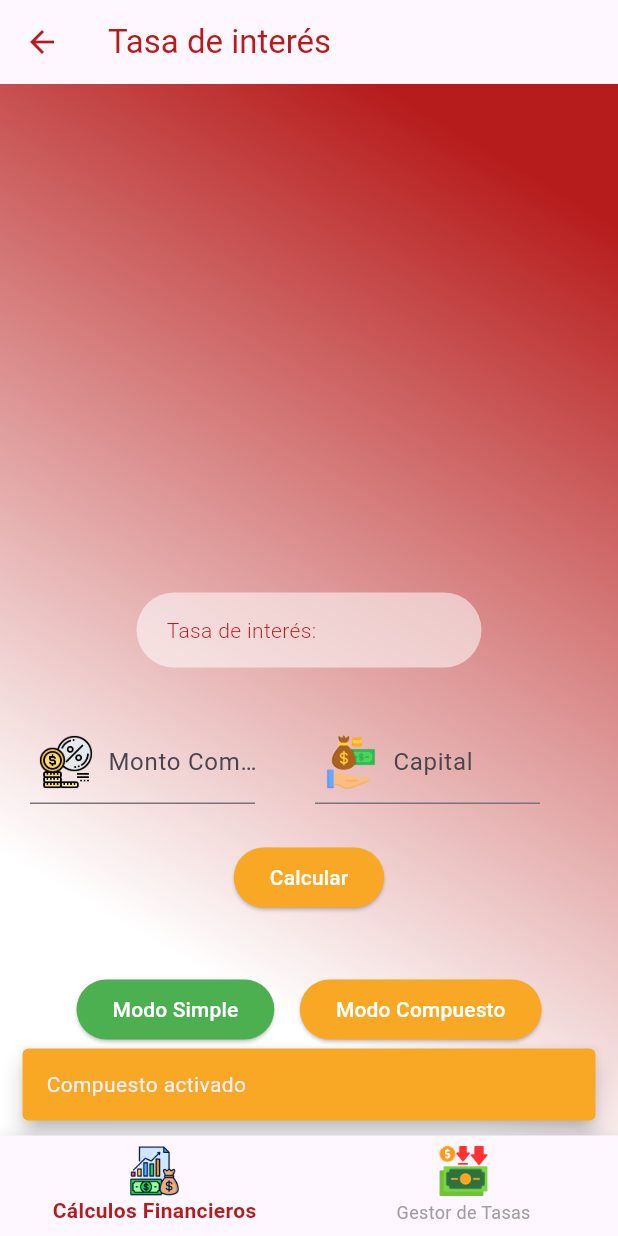
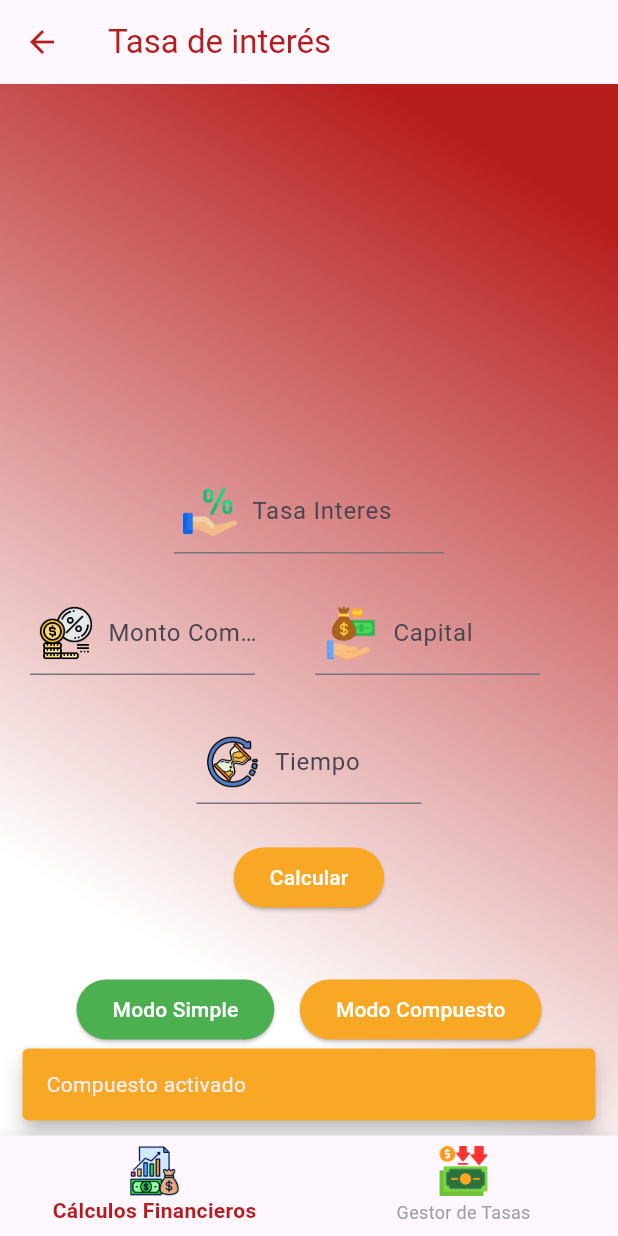
Before and after one commit to shadow-shield/Econmica-Front, a Flutter app: the Tasa screen opened by its route, after a tap on "Modo Compuesto", on a phone screen of 412 x 824 dp. Run offline on Flutter 3.47's test engine with Material 3 defaults, Android fonts, the phone set to English and light mode, and no system bars; our stand-ins replace animate_do, animated_text_kit, get.

Commit message:
tasa compuesto

```diff
--- a/lib/page/pageecuaciones/tasa.riverpod.dart
+++ b/lib/page/pageecuaciones/tasa.riverpod.dart
@@ -35,9 +35,12 @@ class _TasaState extends State<Tasa> {
 
   //interes Simple
   final TextEditingController tasaController = TextEditingController();
-  final TextEditingController tiempoController = TextEditingController();
+
   //capital para simple y compuesto
   final TextEditingController capitalController = TextEditingController();
+  final TextEditingController tiempoController = TextEditingController();
+  final TextEditingController capitalControllerC = TextEditingController();
+  final TextEditingController tiempoControllerC = TextEditingController();
   //interes compuesto
   final TextEditingController montoCompuestoController =
       TextEditingController();
@@ -59,23 +62,6 @@ class _TasaState extends State<Tasa> {
             child: Column(
               mainAxisAlignment: MainAxisAlignment.end,
               children: [
-                Container(
-                  padding: EdgeInsets.symmetric(horizontal: 20, vertical: 15),
-                  child: Text(
-                    'Tasa de interés:',
-                    style: TextStyle(
-                        fontWeight: FontWeight.w300,
-                        color: Colors.red[900]!,
-                        fontStyle: FontStyle.normal,
-                        fontFamily: 'Roboto'),
-                  ),
-                  margin: EdgeInsets.only(bottom: 30),
-                  height: 50,
-                  width: 230,
-                  decoration: BoxDecoration(
-                      color: Colors.white54,
-                      borderRadius: BorderRadius.circular(40)),
-                ),
                 if (!isCompuesto) ...[
                   Row(
                     children: [
@@ -86,7 +72,7 @@ class _TasaState extends State<Tasa> {
                           width: 150,
                           child: TextField(
                             decoration: InputDecoration(
-                              labelText: 'Interés Simple',
+                              labelText: 'Tasa interes',
                               prefixIcon: Padding(
                                 padding: EdgeInsets.all(6),
                                 child: Image.asset('assets/interes simple.png',
@@ -141,7 +127,6 @@ class _TasaState extends State<Tasa> {
                       foregroundColor: Colors.white,
                     ),
                     onPressed: () {
-
                       //calcularTasaSimple
                     },
                     child: Text('Calcular'),
@@ -156,6 +141,22 @@ class _TasaState extends State<Tasa> {
                     ),
                   ),
                 ] else ...[
+                  SizedBox(
+                    width: 180,
+                    child: TextField(
+                      controller: tasaController,
+                      decoration: InputDecoration(
+                        labelText: 'Tasa Interes',
+                        prefixIcon: Padding(
+                          padding: EdgeInsets.all(6),
+                          child: Image.asset('assets/interescom.png', width: 1),
+                        ),
+                      ),
+                    ),
+                  ),
+                  SizedBox(
+                    height: 20,
+                  ),
                   Row(
                     children: [
                       Padding(
@@ -182,7 +183,7 @@ class _TasaState extends State<Tasa> {
                         child: SizedBox(
                           width: 150,
                           child: TextField(
-                            controller: capitalController,
+                            controller: capitalControllerC,
                             decoration: InputDecoration(
                               labelText: 'Capital',
                               prefixIcon: Padding(
@@ -195,6 +196,26 @@ class _TasaState extends State<Tasa> {
                         ),
                       ),
                     ],
+                  ),
+                  SizedBox(
+                    height: 20,
+                  ),
+                  Padding(
+                    padding: EdgeInsets.symmetric(vertical: 5, horizontal: 20),
+                    child: SizedBox(
+                      width: 150,
+                      child: TextField(
+                        controller: tiempoControllerC,
+                        decoration: InputDecoration(
+                          labelText: 'Tiempo',
+                          prefixIcon: Padding(
+                            padding: EdgeInsets.all(6),
+                            child:
+                                Image.asset('assets/tiempocom.png', width: 1),
+                          ),
+                        ),
+                      ),
+                    ),
                   ),
                   SizedBox(
                     height: 20,
@@ -285,7 +306,7 @@ class _TasaState extends State<Tasa> {
 
   void LimpiarCampos(String Seleccion) {
     if (Seleccion == 'Capital') {
-      capitalController.clear();
+      capitalControllerC.clear();
     }
 
     if (Seleccion == 'Tasa de interes') {
@@ -293,25 +314,24 @@ class _TasaState extends State<Tasa> {
     }
 
     if (Seleccion == 'Tiempo') {
-      tiempoController.clear();
+      tiempoControllerC.clear();
     }
   }
 
   //compuesto
   void calcularTasaCompuesto() async {
     try {
-      LimpiarCampos(selectedCalculation!);
-
       double? montoCompuesto =
           double.tryParse(montoCompuestoController.text.trim());
-      double? capital = double.tryParse(capitalController.text.trim());
+      double? capital = double.tryParse(capitalControllerC.text.trim());
+      double? tiempo = double.tryParse(tiempoControllerC.text.trim());
 
       // Se permite que los valores sean null
       InteresCompuesto interesCompu = InteresCompuesto(
           Monto_Compuesto: montoCompuesto,
           Capital: capital,
-          Tasa_Interes: 0,
-          Tiempo: 0,
+          Tasa_Interes: null,
+          Tiempo: tiempo,
           Interes_Compuesto: 0);
 
       Map<String, dynamic> resultado =
@@ -324,11 +344,11 @@ class _TasaState extends State<Tasa> {
       );
 
       // Evita asignar null a los controladores
+      tasaController.text = resultado["Tasa_Interes"]?.toString() ?? "";
       montoCompuestoController.text =
           resultado["Monto_Compuesto"]?.toString() ?? "";
-
-      capitalController.text = resultado["Capital"]?.toString() ?? "";
-      tiempoController.text = resultado["Tiempo"]?.toString() ?? "";
+      tiempoControllerC.text = resultado["Tiempo"]?.toString() ?? "";
+      capitalControllerC.text = resultado["Capital"]?.toString() ?? "";
     } catch (e) {
       print(e);
       ScaffoldMessenger.of(context).showSnackBar(
```
